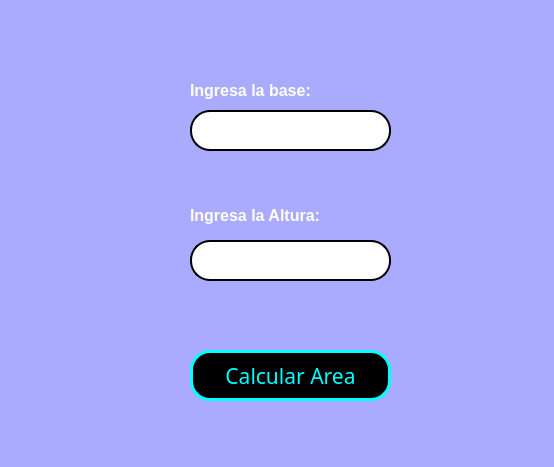
This is Unidad I/Tareas/E05_AreaRectangulo.ui in P4B11nn/PIP_2025_Unidad1_Eq5 as Qt 5 draws it before an edit. The edited form follows.
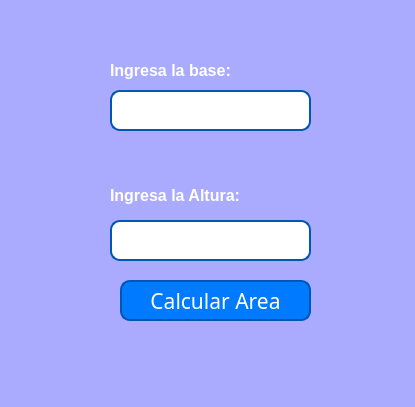
This is the edited form.

```diff
--- a/Unidad I/Tareas/E05_AreaRectangulo.ui
+++ b/Unidad I/Tareas/E05_AreaRectangulo.ui
@@ -6,8 +6,8 @@
    <rect>
     <x>0</x>
     <y>0</y>
-    <width>554</width>
-    <height>467</height>
+    <width>415</width>
+    <height>407</height>
    </rect>
   </property>
   <property name="windowTitle">
@@ -20,10 +20,10 @@
    <widget class="QPushButton" name="btn_calcular_AreaRec">
     <property name="geometry">
      <rect>
-      <x>190</x>
-      <y>350</y>
-      <width>201</width>
-      <height>51</height>
+      <x>120</x>
+      <y>280</y>
+      <width>191</width>
+      <height>41</height>
      </rect>
     </property>
     <property name="font">
@@ -33,10 +33,19 @@
      </font>
     </property>
     <property name="styleSheet">
-     <string notr="true">background-color:black;
-color: cyan;
-border-radius: 20px;
-border: 3px solid cyan</string>
+     <string notr="true">QPushButton:pressed {
+    background-color: #003f7f; 
+    border: 2px solid #002f5f; 
+}
+
+QPushButton {
+    background-color: #007BFF;
+    color: white;
+    border-radius: 10px;
+    border: 2px solid #0056b3;
+    padding: 5px 10px;
+  
+}</string>
     </property>
     <property name="text">
      <string>Calcular Area</string>
@@ -45,8 +54,8 @@
    <widget class="QLabel" name="label">
     <property name="geometry">
      <rect>
-      <x>190</x>
-      <y>80</y>
+      <x>110</x>
+      <y>60</y>
       <width>161</width>
       <height>21</height>
      </rect>
@@ -69,8 +78,8 @@
    <widget class="QLineEdit" name="txt_base_rectangulo">
     <property name="geometry">
      <rect>
-      <x>190</x>
-      <y>110</y>
+      <x>110</x>
+      <y>90</y>
       <width>201</width>
       <height>41</height>
      </rect>
@@ -86,8 +95,10 @@
     </property>
     <property name="styleSheet">
      <string notr="true">background-color:white;
-border-radius: 20px;
-border: 2px solid black;
+border-radius: 10px;
+border: 2px solid #0056b3;
+
+
 </string>
     </property>
     <property name="text">
@@ -100,8 +111,8 @@
    <widget class="QLineEdit" name="txt_altura_rectangulo">
     <property name="geometry">
      <rect>
-      <x>190</x>
-      <y>240</y>
+      <x>110</x>
+      <y>220</y>
       <width>201</width>
       <height>41</height>
      </rect>
@@ -117,8 +128,10 @@
     </property>
     <property name="styleSheet">
      <string notr="true">background-color:white;
-border-radius: 20px;
-border: 2px solid black;
+border-radius: 10px;
+border: 2px solid #0056b3;
+
+
 </string>
     </property>
     <property name="text">
@@ -134,8 +147,8 @@
    <widget class="QLabel" name="txt">
     <property name="geometry">
      <rect>
-      <x>190</x>
-      <y>200</y>
+      <x>110</x>
+      <y>180</y>
       <width>161</width>
       <height>31</height>
      </rect>
@@ -156,31 +169,6 @@
      <string>Ingresa la Altura:</string>
     </property>
    </widget>
-   <widget class="QLabel" name="lbl_resultado_area">
-    <property name="geometry">
-     <rect>
-      <x>210</x>
-      <y>300</y>
-      <width>131</width>
-      <height>31</height>
-     </rect>
-    </property>
-    <property name="font">
-     <font>
-      <family>Segoe UI</family>
-      <pointsize>12</pointsize>
-      <weight>75</weight>
-      <bold>true</bold>
-     </font>
-    </property>
-    <property name="styleSheet">
-     <string notr="true">color: white;
-</string>
-    </property>
-    <property name="text">
-     <string/>
-    </property>
-   </widget>
   </widget>
   <widget class="QMenuBar" name="menubar">
    <property name="geometry">
```
Left out of the diff: 2 changed lines with no effect on the pictures.
